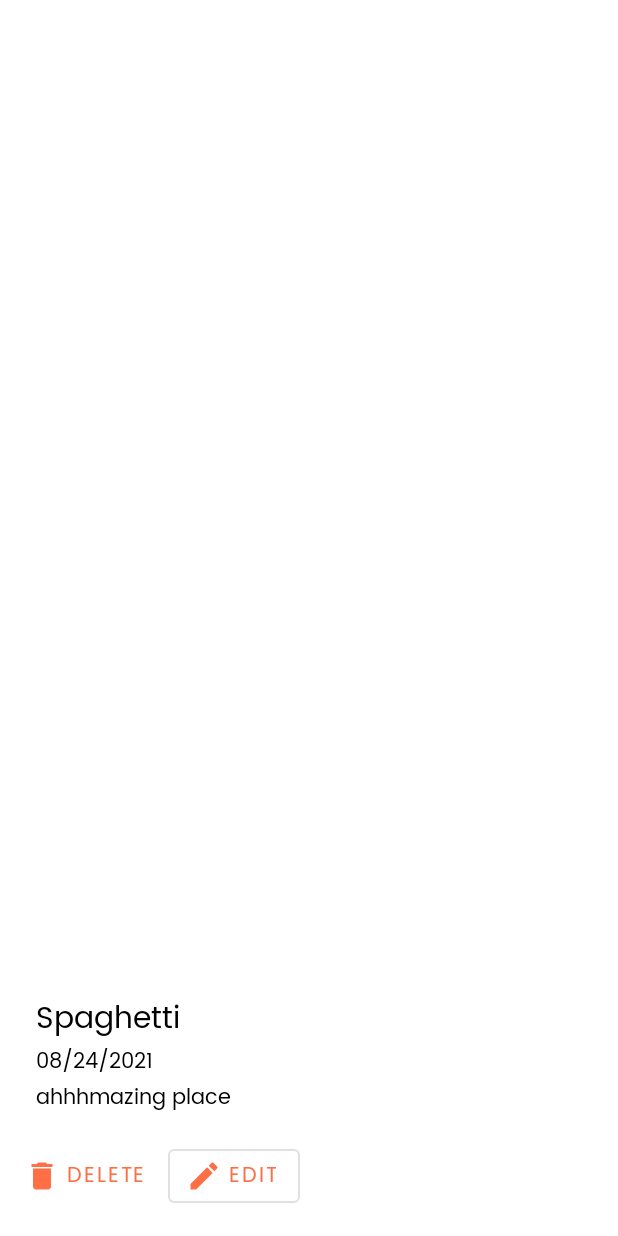
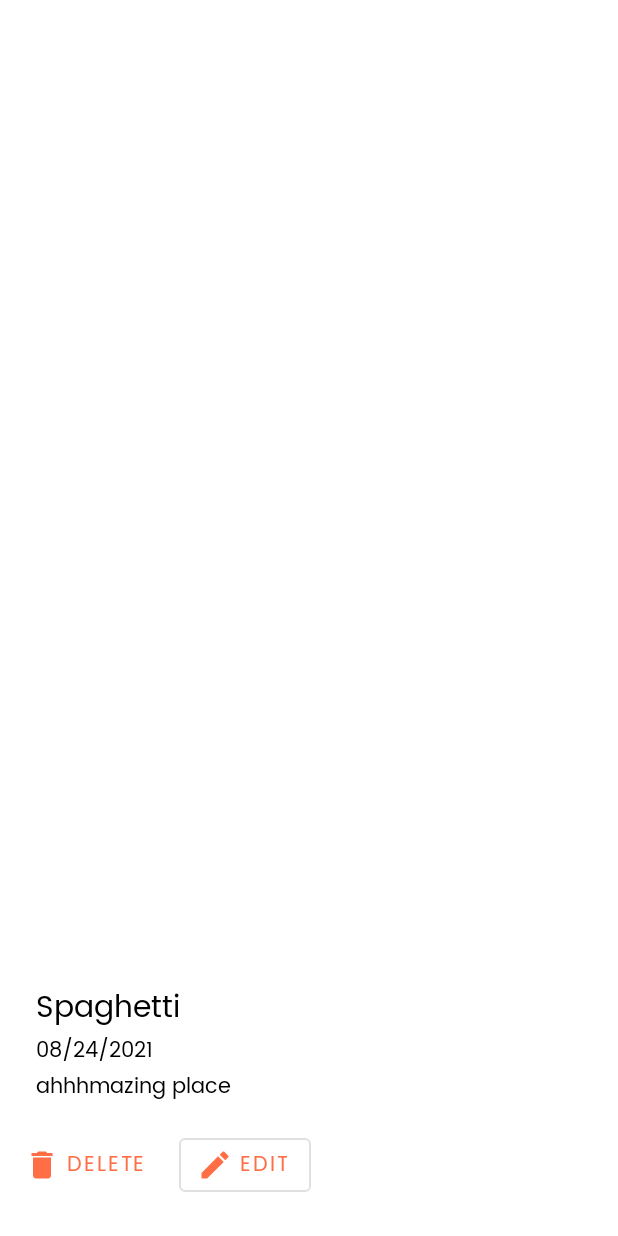
Before and after one commit to Celinarabe/foodie-app, an Android app: the layout fragment_dish_detail.xml on its own in the app's theme, with its tools: preview values and no code run, on a phone screen of 412 x 824 dp. Run offline under Robolectric (Android 15) with nearby library versions, the phone set to English and light mode, and no system bars.

Commit message:
added fab margin

```diff
--- a/app/src/main/res/values/dimens.xml
+++ b/app/src/main/res/values/dimens.xml
@@ -1,4 +1,4 @@
 <?xml version="1.0" encoding="utf-8"?>
 <resources>
-    <dimen name="margin_between_elements">8dp</dimen>
+    <dimen name="margin_between_elements">15dp</dimen>
 </resources>
```
